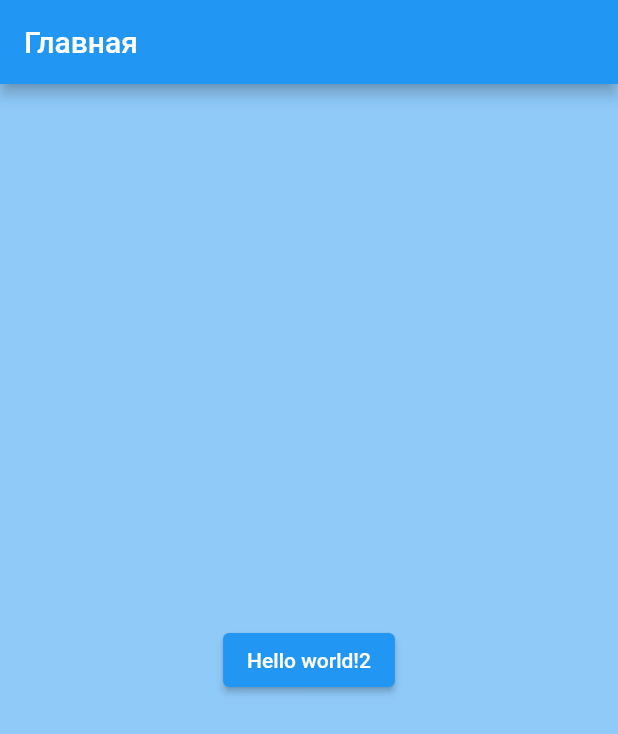
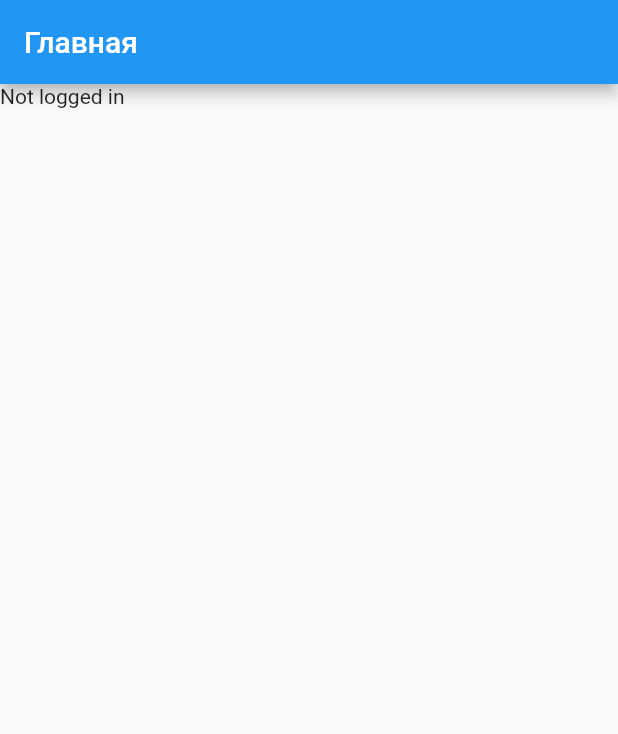
Before and after one commit to kyborq/omega_practice, a Flutter app: the HomeScreen screen opened by its route, on a phone screen of 412 x 824 dp. Shown: the top 734 px of the screen. Run offline on Flutter 3.47's test engine with Material 2 defaults, Android fonts, the light colour scheme and no system bars; our stand-ins replace equatable, firebase_auth, firebase_core, flutter_bloc, go_router; accounts and stored records are empty.

Commit message:
Добавил авторизацию и регистрацию

```diff
--- a/lib/bloc/auth_state.dart
+++ b/lib/bloc/auth_state.dart
@@ -9,7 +9,14 @@ class AuthInitial extends AuthState {}
 
 class AuthLoading extends AuthState {}
 
-class Authenticated extends AuthState {}
+class Authenticated extends AuthState {
+  Authenticated(this.user);
+
+  final User user;
+
+  @override
+  List<Object> get props => [user];
+}
 
 class AuthError extends AuthState {
   AuthError(this.message);
--- a/lib/router/app_router.dart
+++ b/lib/router/app_router.dart
@@ -27,7 +27,7 @@ class AppRouter {
       ),
       GoRoute(
         path: AppPages.register.toPath,
-        builder: (context, state) => const RegisterScreen(),
+        builder: (context, state) => RegisterScreen(),
       ),
       GoRoute(
         path: AppPages.home.toPath,
--- a/lib/screens/home_screen.dart
+++ b/lib/screens/home_screen.dart
@@ -1,4 +1,6 @@
 import 'package:flutter/material.dart';
+import 'package:flutter_bloc/flutter_bloc.dart';
+import 'package:omega_practice/bloc/auth_bloc.dart';
 import 'package:omega_practice/router/app_pages.dart';
 
 class HomeScreen extends StatelessWidget {
@@ -6,17 +8,26 @@ class HomeScreen extends StatelessWidget {
 
   @override
   Widget build(BuildContext context) {
-    return SafeArea(
+    return BlocListener<AuthBloc, AuthState>(
+      listener: (context, state) {
+        // ...
+      },
       child: Scaffold(
-        appBar: AppBar(title: Text(AppPages.home.toTitle)),
-        backgroundColor: Theme.of(context).colorScheme.background,
-        body: Center(
-          child: ElevatedButton(
-            onPressed: () {
-              // ...
-            },
-            child: const Text('Hello world!2'),
-          ),
+        appBar: AppBar(
+          title: Text(AppPages.home.toTitle),
+        ),
+        body: Column(
+          children: [
+            BlocBuilder<AuthBloc, AuthState>(
+              builder: (context, state) {
+                if (state is Authenticated) {
+                  return Text('Logged in as ${state.user.email}');
+                } else {
+                  return const Text('Not logged in');
+                }
+              },
+            ),
+          ],
         ),
       ),
     );
--- a/lib/screens/login_screen.dart
+++ b/lib/screens/login_screen.dart
@@ -1,5 +1,6 @@
 import 'package:flutter/material.dart';
 import 'package:flutter_bloc/flutter_bloc.dart';
+import 'package:go_router/go_router.dart';
 import 'package:omega_practice/bloc/auth_bloc.dart';
 import 'package:omega_practice/router/app_pages.dart';
 
@@ -15,6 +16,10 @@ class LoginScreen extends StatelessWidget {
       listener: (context, state) {
         if (state is AuthLoading) {
           // TODO: Do something with progress state
+        }
+
+        if (state is Authenticated) {
+          context.go(AppPages.home.toPath);
         }
       },
       child: Scaffold(
```
Also changed, not shown: lib/bloc/auth_bloc.dart (+17 -3 lines), lib/screens/register_screen.dart (+62 -6 lines).
